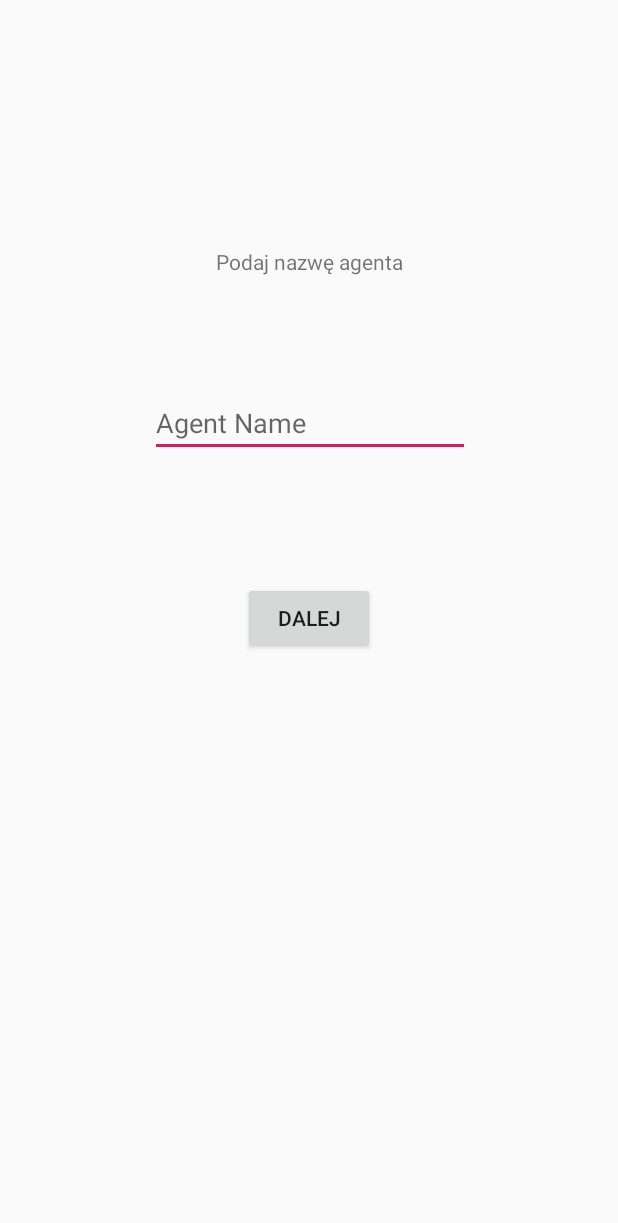
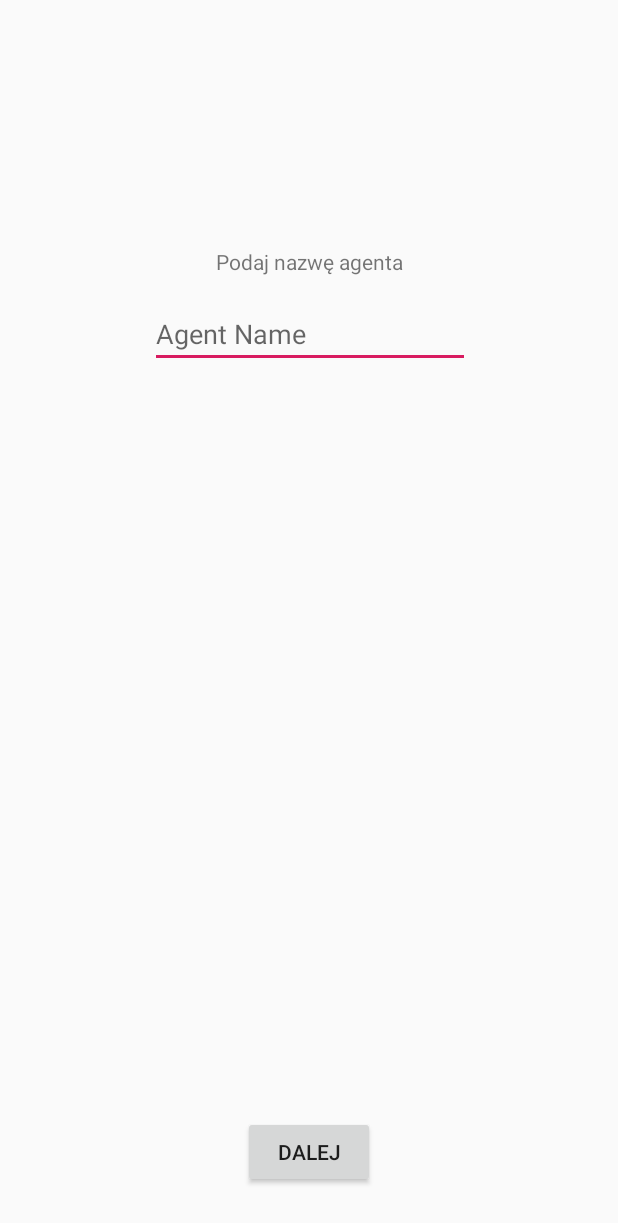
Before and after one commit to mdziedzi/smart-parkings-android, an Android app: the layout activity_main.xml on its own in the app's theme, with its tools: preview values and no code run, on a phone screen of 412 x 824 dp. Shown: the top 1223 px of the screen. Run offline under Robolectric (Android 15) with nearby library versions, the phone set to English and light mode, and no system bars.

Commit message:
Amend login activity.

```diff
--- a/app/src/main/java/com/marcindziedzic/smartparkingsandroid/MainActivity.java
+++ b/app/src/main/java/com/marcindziedzic/smartparkingsandroid/MainActivity.java
@@ -14,7 +14,6 @@ import android.util.Log;
 import android.view.View;
 import android.widget.Button;
 import android.widget.EditText;
-import android.widget.TextView;
 import android.widget.Toast;
 
 import com.google.android.gms.common.ConnectionResult;
@@ -53,10 +52,6 @@ public class MainActivity extends AppCompatActivity {
     protected void onCreate(Bundle savedInstanceState) {
         super.onCreate(savedInstanceState);
         setContentView(R.layout.activity_main);
-
-        // only for dev purposes
-        Intent intent = new Intent(this, MapsActivity.class);
-        startActivity(intent);
 
         if (isServiceOK()) {
 
--- a/app/src/main/res/layout/activity_main.xml
+++ b/app/src/main/res/layout/activity_main.xml
@@ -23,27 +23,25 @@
         android:id="@+id/agentNameText"
         android:layout_width="wrap_content"
         android:layout_height="wrap_content"
-        android:layout_marginBottom="8dp"
+        android:layout_marginTop="16dp"
+        android:autofillHints=""
         android:ems="10"
         android:hint="@string/agent_name"
         android:inputType="textPersonName"
-        app:layout_constraintBottom_toTopOf="@+id/nextButton"
         app:layout_constraintEnd_toEndOf="parent"
         app:layout_constraintHorizontal_bias="0.502"
         app:layout_constraintStart_toStartOf="parent"
         app:layout_constraintTop_toBottomOf="@+id/textView"
-        android:autofillHints="" tools:targetApi="o"/>
+        tools:targetApi="o" />
 
     <Button
         android:id="@+id/nextButton"
         android:layout_width="wrap_content"
         android:layout_height="wrap_content"
-        android:layout_marginTop="8dp"
-        android:layout_marginBottom="8dp"
+        android:layout_marginBottom="32dp"
         android:text="@string/next"
         app:layout_constraintBottom_toBottomOf="parent"
         app:layout_constraintEnd_toEndOf="parent"
-        app:layout_constraintStart_toStartOf="parent"
-        app:layout_constraintTop_toTopOf="parent" />
+        app:layout_constraintStart_toStartOf="parent" />
 
 </android.support.constraint.ConstraintLayout>
```
